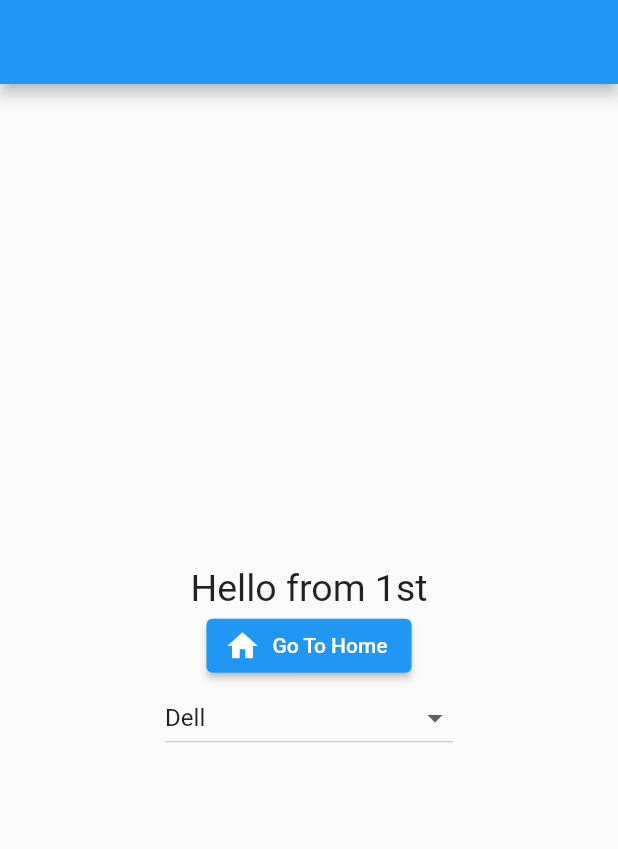
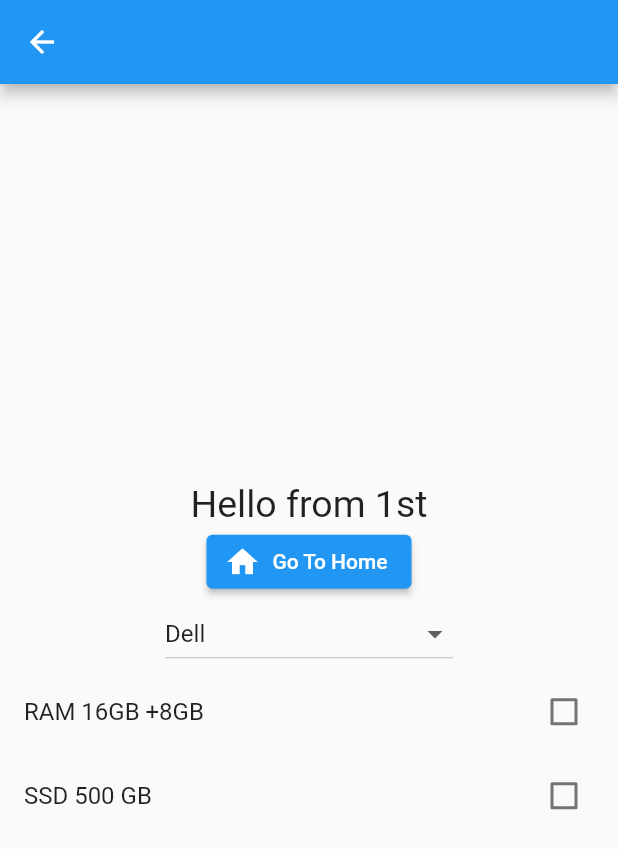
Before and after one commit to MohammadALShboul99/DropdownButton, a Flutter app: the screen it shows after launch, after a tap on "Go To Page # 1", on a phone screen of 412 x 824 dp. Shown: the top 849 px of the screen. Run offline on Flutter 3.47's test engine with Material 2 defaults, Android fonts, the phone set to English and light mode, and no system bars.

```diff
--- a/lib/screens/Firstscreen.dart
+++ b/lib/screens/Firstscreen.dart
@@ -11,10 +11,11 @@ class My_first_Screen extends StatefulWidget {
 class _My_first_ScreenState extends State<My_first_Screen> {
   List MyItems = ["Dell", "Toshipa", "Sony", "Asus", "Hp", "Acer"];
   String selecteditem = "Dell";
+  bool myvalue = false;
+  bool myval = false;
   @override
   Widget build(BuildContext context) {
-    return MaterialApp(
-        home: Scaffold(
+    return Scaffold(
         appBar: AppBar(),
         body: Container(
           child: Center(
@@ -49,9 +50,26 @@ class _My_first_ScreenState extends State<My_first_Screen> {
                       setState(() {
                         selecteditem = val.toString();
                       });
-                  }))
+                    })),
+                CheckboxListTile(
+                  value: myvalue,
+                  title: Text("RAM 16GB +8GB"),
+                  onChanged: (val) {
+                    setState(() {
+                      myvalue = val!;
+                    });
+                  },
+                ),
+                CheckboxListTile(
+                  value: myval,
+                  title: Text("SSD 500 GB"),
+                  onChanged: (val) {
+                    setState(() {
+                      myval = val!;
+                    });
+                  },
+                ),
               ],
-          ),
             ),
           ),
         ));
```
Also changed, not shown: pubspec.lock. Lines whose indentation alone changed are shown as unchanged.
